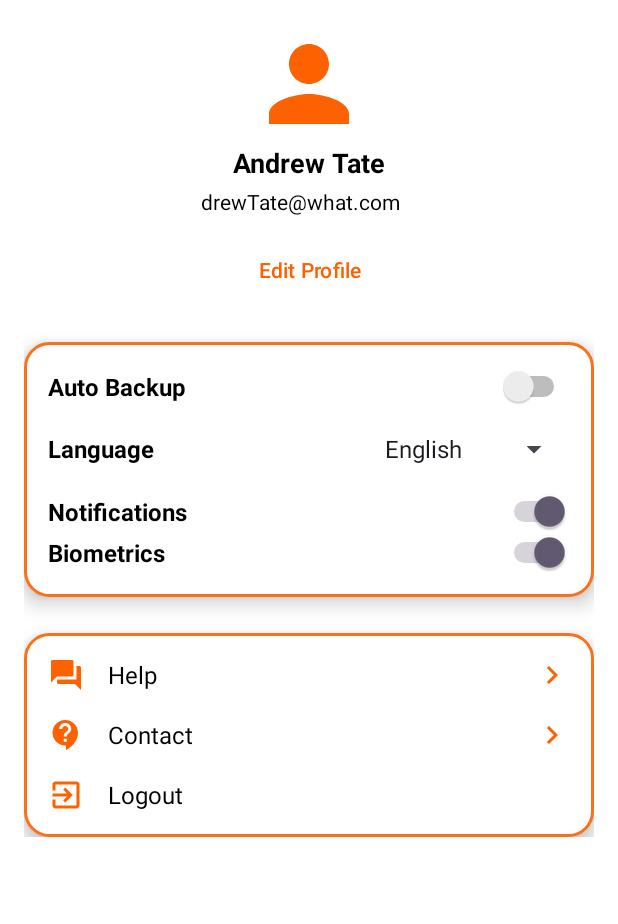
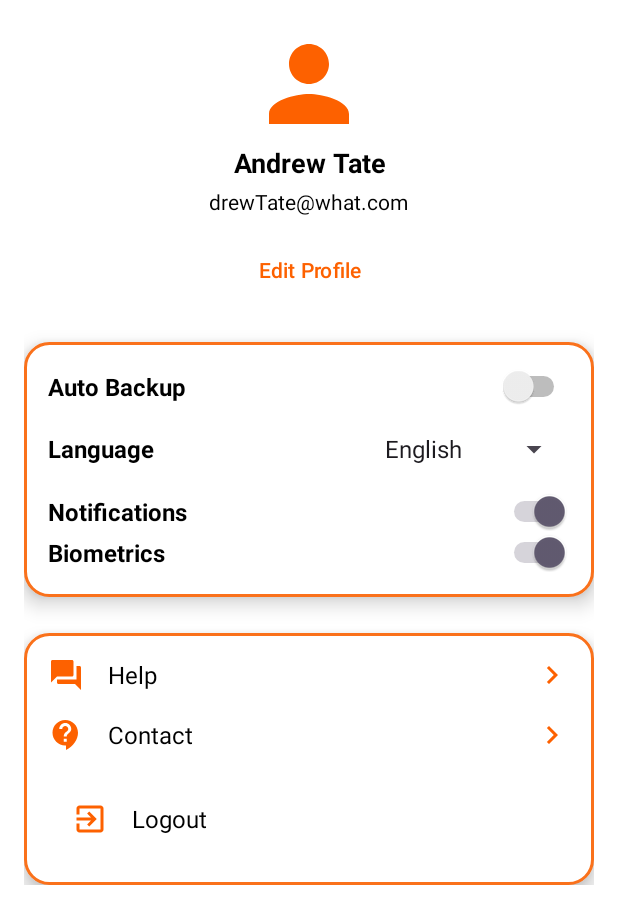
Before and after one commit to ST10041144/VeneM-Poultry-App_XBCAD7319, an Android app: the SettingsActivity screen opened directly, with no data from a screen before it, on a phone screen of 412 x 824 dp. Shown: the top 924 px of the screen. Run offline under Robolectric (Android 15) with nearby library versions, the phone set to English and light mode, and no system bars; our stand-ins replace Firebase (no records; nobody signed in at launch, a user with empty details on screens opened directly).

Commit message:
undid settings mess

```diff
--- a/app/src/main/java/com/example/venempoultry/SettingsActivity.kt
+++ b/app/src/main/java/com/example/venempoultry/SettingsActivity.kt
@@ -2,6 +2,7 @@ package com.example.venempoultry
 
 import android.app.AlertDialog
 import android.content.Context
+import android.content.Intent
 import android.content.SharedPreferences
 import android.os.Bundle
 import android.view.View
@@ -10,24 +11,25 @@ import android.widget.ArrayAdapter
 import android.widget.LinearLayout
 import android.widget.Spinner
 import android.widget.Switch
-import android.widget.TextView
 import android.widget.Toast
 import androidx.appcompat.app.AppCompatActivity
 import com.google.firebase.auth.FirebaseAuth
+import com.google.firebase.database.DataSnapshot
+import com.google.firebase.database.DatabaseError
 import com.google.firebase.database.DatabaseReference
 import com.google.firebase.database.FirebaseDatabase
-import java.util.*
+import com.google.firebase.database.ValueEventListener
 
 class SettingsActivity : AppCompatActivity() {
 
     private lateinit var auth: FirebaseAuth
     private lateinit var database: DatabaseReference
     private lateinit var biometricsSwitch: Switch
+    private lateinit var sharedPreferences: SharedPreferences
     private lateinit var languageSpinner: Spinner
-    private lateinit var logoutTextView: TextView  // Corrected to LogoutTextView
+    private lateinit var logoutLayout: LinearLayout
 
-    private lateinit var sharedPreferences: SharedPreferences
-    private val languages = arrayOf("English", "Afrikaans", "Zulu")
+    private var isUserChangingLanguage = false  // Flag to check if the user is changing the language
 
     override fun onCreate(savedInstanceState: Bundle?) {
         super.onCreate(savedInstanceState)
@@ -41,32 +43,74 @@ class SettingsActivity : AppCompatActivity() {
         // Find views
         biometricsSwitch = findViewById(R.id.biometrics_switch)
         languageSpinner = findViewById(R.id.languageSpinner)
-        logoutTextView = findViewById(R.id.logoutTextView)  // Corrected to match your naming
+        logoutLayout = findViewById(R.id.logoutLayout)
 
-        // Load language settings
-        setupLanguageSpinner()
+        // Load current settings
+        loadBiometricSetting()
+        loadLanguageSetting()
+
+        // Set up listeners for biometrics
+        biometricsSwitch.setOnCheckedChangeListener { _, isChecked ->
+            updateBiometricSettingInDatabase(isChecked)
+        }
 
         // Set logout click listener
-        logoutTextView.setOnClickListener {
+        logoutLayout.setOnClickListener {
             confirmLogout()
         }
     }
 
-    private fun setupLanguageSpinner() {
+    private fun loadBiometricSetting() {
+        database.child("settings").child("biometrics").addListenerForSingleValueEvent(object : ValueEventListener {
+            override fun onDataChange(snapshot: DataSnapshot) {
+                val biometricsEnabled = snapshot.getValue(Boolean::class.java) ?: true
+                biometricsSwitch.isChecked = biometricsEnabled
+            }
+
+            override fun onCancelled(error: DatabaseError) {
+                showToast("Failed to load biometric setting")
+            }
+        })
+    }
+
+    private fun updateBiometricSettingInDatabase(isEnabled: Boolean) {
+        database.child("settings").child("biometrics").setValue(isEnabled)
+            .addOnSuccessListener {
+                showToast("Biometric setting updated")
+            }
+            .addOnFailureListener {
+                showToast("Failed to update biometric setting")
+            }
+    }
+
+    private fun loadLanguageSetting() {
+        val languages = arrayOf("English", "Afrikaans", "Zulu")
         val adapter = ArrayAdapter(this, android.R.layout.simple_spinner_item, languages)
         adapter.setDropDownViewResource(android.R.layout.simple_spinner_dropdown_item)
         languageSpinner.adapter = adapter
 
-        // Load saved language
-        val currentLanguage = sharedPreferences.getString("language", "English") ?: "English"
-        languageSpinner.setSelection(languages.indexOf(currentLanguage))
+        database.child("settings").child("language").addListenerForSingleValueEvent(object : ValueEventListener {
+            override fun onDataChange(snapshot: DataSnapshot) {
+                val selectedLanguage = snapshot.getValue(String::class.java) ?: "English"
+                val selectedPosition = languages.indexOf(selectedLanguage)
+                languageSpinner.setSelection(selectedPosition)
 
-        // Handle language change
+                isUserChangingLanguage = true
+            }
+
+            override fun onCancelled(error: DatabaseError) {
+                showToast("Failed to load language setting")
+            }
+        })
+
         languageSpinner.onItemSelectedListener = object : AdapterView.OnItemSelectedListener {
             override fun onItemSelected(parent: AdapterView<*>, view: View?, position: Int, id: Long) {
-                val selectedLanguage = languages[position]
-                if (selectedLanguage != currentLanguage) {
-                    confirmLanguageChange(selectedLanguage)
+                if (isUserChangingLanguage) {
+                    val selectedLanguage = languages[position]
+                    val currentLanguage = sharedPreferences.getString("language", "English") ?: "English"
+                    if (selectedLanguage != currentLanguage) {
+                        confirmLanguageChange(selectedLanguage)
+                    }
                 }
             }
 
@@ -79,30 +123,40 @@ class SettingsActivity : AppCompatActivity() {
             .setTitle("Change Language")
             .setMessage("Are you sure you want to change the language to $language?")
             .setPositiveButton("OK") { _, _ ->
-                changeLanguage(language)
+                updateLanguageSettingInDatabase(language)
             }
             .setNegativeButton("Cancel", null)
             .show()
     }
 
-    private fun changeLanguage(language: String) {
-        // Save the selected language to preferences
+    private fun updateLanguageSettingInDatabase(language: String) {
+        database.child("settings").child("language").setValue(language)
+            .addOnSuccessListener {
+                saveLanguagePreference(language)
+                showToast("Language updated to $language")
+                updateLocale(language)
+            }
+            .addOnFailureListener {
+                showToast("Failed to update language setting")
+            }
+    }
+
+    private fun saveLanguagePreference(language: String) {
         sharedPreferences.edit().putString("language", language).apply()
+    }
 
-        // Update locale
+    private fun updateLocale(language: String) {
         val localeCode = when (language) {
             "Afrikaans" -> "af"
             "Zulu" -> "zu"
             else -> "en"
         }
-        val newLocale = Locale(localeCode)
-        Locale.setDefault(newLocale)
-        val config = resources.configuration
-        config.setLocale(newLocale)
-        resources.updateConfiguration(config, resources.displayMetrics)
 
-        // Inform the user of the change
-        showToast("Language changed to $language. Changes will take effect after you leave this page.")
+        val configuration = resources.configuration
+        configuration.setLocale(java.util.Locale(localeCode))
+        resources.updateConfiguration(configuration, resources.displayMetrics)
+
+        recreate()
     }
 
     private fun confirmLogout() {
@@ -118,6 +172,7 @@ class SettingsActivity : AppCompatActivity() {
 
     private fun logoutUser() {
         auth.signOut()
+        startActivity(Intent(this, AuthActivity::class.java))
         finish()
     }
 
--- a/app/src/main/res/layout/activity_staff_settings.xml
+++ b/app/src/main/res/layout/activity_staff_settings.xml
@@ -24,18 +24,18 @@
 
         <TextView
             android:id="@+id/userNameTextView"
-            android:layout_width="103dp"
+            android:layout_width="wrap_content"
             android:layout_height="wrap_content"
-            android:layout_marginBottom="4dp"
-            android:gravity="center"
             android:text="@string/andrew_tate"
             android:textColor="@color/black"
+            android:textStyle="bold"
             android:textSize="18sp"
-            android:textStyle="bold" />
+            android:gravity="center"
+            android:layout_marginBottom="4dp" />
 
         <TextView
             android:id="@+id/userEmailTextView"
-            android:layout_width="144dp"
+            android:layout_width="wrap_content"
             android:layout_height="wrap_content"
             android:layout_marginBottom="12dp"
             android:gravity="left|center"
@@ -243,12 +243,15 @@
 
             <!-- Logout -->
             <LinearLayout
+                android:id="@+id/logoutLayout"
                 android:layout_width="match_parent"
                 android:layout_height="wrap_content"
                 android:orientation="horizontal"
                 android:gravity="center_vertical"
                 android:clickable="true"
-                android:focusable="true">
+                android:focusable="true"
+                android:padding="16dp"
+                android:background="?android:attr/selectableItemBackground" > <!-- Optional: adds a ripple effect -->
 
                 <ImageView
                     android:layout_width="24dp"
@@ -266,6 +269,7 @@
                     android:layout_marginStart="16dp"
                     android:layout_weight="1" />
             </LinearLayout>
+
         </LinearLayout>
 
     </LinearLayout>
```
